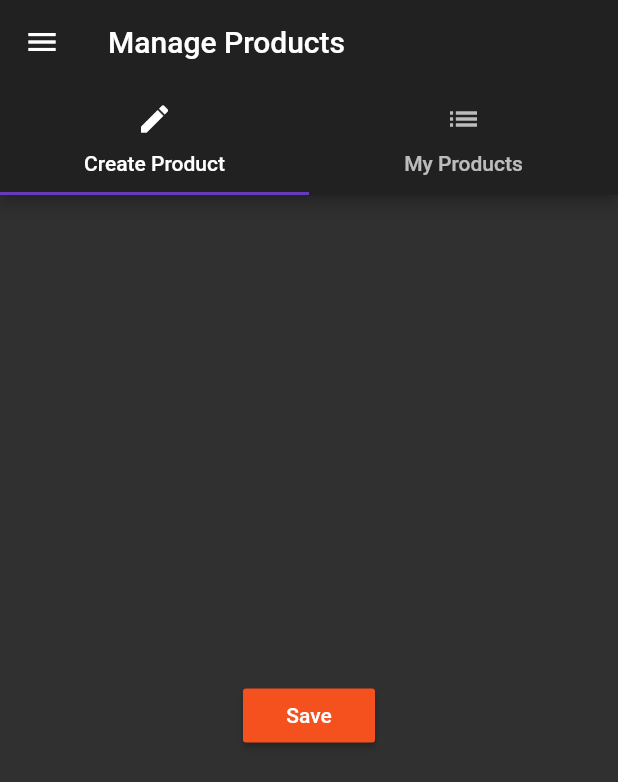
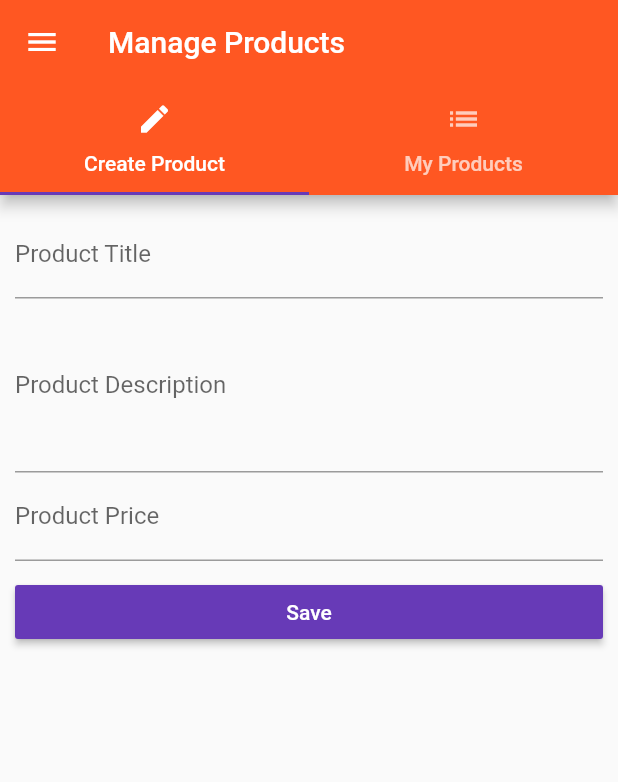
Before and after one commit to andersmh/first_flutter_app, a Flutter app: the ProductsAdminPage screen opened by its route, on a phone screen of 412 x 824 dp. Shown: the top 782 px of the screen. Run offline on Flutter 3.47's test engine with Material 2 defaults, Android fonts, the phone set to English and light mode, and no system bars.

Commit message:
User input and some other stuff

```diff
--- a/lib/pages/product_create.dart
+++ b/lib/pages/product_create.dart
@@ -1,20 +1,73 @@
 import 'package:flutter/material.dart';
 
-class ProductCreatePage extends StatelessWidget {
+class ProductCreatePage extends StatefulWidget {
+  final Function addProduct;
+
+  ProductCreatePage(this.addProduct);
+
+  @override
+  State<StatefulWidget> createState() {
+    return _ProductCreatePageState();
+  }
+}
+
+class _ProductCreatePageState extends State<ProductCreatePage> {
+  String titleValue;
+  String descriptionValue;
+  double priceValue;
+
   @override
   Widget build(BuildContext context) {
-    return Center(
-        child: RaisedButton(
-      child: Text('Save'),
-      onPressed: () {
-        showModalBottomSheet(
-            context: context,
-            builder: (BuildContext context) {
-              return Center(
-                child: Text('This is a Modal!'),
-              );
-            });
-      },
-    ));
+    return Container(
+      margin: EdgeInsets.all(10.0),
+      child: ListView(
+        children: <Widget>[
+          TextField(
+            decoration: InputDecoration(labelText: 'Product Title'),
+            onChanged: (String value) {
+              setState(() {
+                titleValue = value;
+              });
+            },
+          ),
+          TextField(
+            maxLines: 4,
+            decoration: InputDecoration(labelText: 'Product Description'),
+            onChanged: (String value) {
+              setState(() {
+                descriptionValue = value;
+              });
+            },
+          ),
+          TextField(
+            keyboardType: TextInputType.number,
+            decoration: InputDecoration(labelText: 'Product Price'),
+            onChanged: (String value) {
+              setState(() {
+                priceValue = double.parse(value);
+              });
+            },
+          ),
+          SizedBox(
+            height: 10.0,
+          ),
+          RaisedButton(
+            child: Text('Save'),
+            color: Theme.of(context).accentColor,
+            textColor: Colors.white,
+            onPressed: () {
+              final Map<String, dynamic> product = {
+                'title': titleValue,
+                'description': descriptionValue,
+                'price': priceValue,
+                'image': 'assets/12.jpg'
+              };
+              widget.addProduct(product);
+              Navigator.pushReplacementNamed(context, '/');
+            },
+          )
+        ],
+      ),
+    );
   }
 }
--- a/lib/pages/product_list.dart
+++ b/lib/pages/product_list.dart
@@ -3,6 +3,8 @@ import 'package:flutter/material.dart';
 class ProductListPage extends StatelessWidget {
   @override
   Widget build(BuildContext context) {
-    return Center(child: Text('All Products'));
+    return Center(
+      child: Text('All Products'),
+    );
   }
 }
--- a/lib/pages/products_admin.dart
+++ b/lib/pages/products_admin.dart
@@ -1,9 +1,14 @@
 import 'package:flutter/material.dart';
-import './products.dart';
+
 import './product_create.dart';
 import './product_list.dart';
 
 class ProductsAdminPage extends StatelessWidget {
+  final Function addProduct;
+  final Function deleteProduct;
+
+  ProductsAdminPage(this.addProduct, this.deleteProduct);
+
   @override
   Widget build(BuildContext context) {
     return DefaultTabController(
@@ -41,8 +46,9 @@ class ProductsAdminPage extends StatelessWidget {
           ),
         ),
         body: TabBarView(
-            children: <Widget>[ProductCreatePage(), ProductListPage()],
-          )),
+          children: <Widget>[ProductCreatePage(addProduct), ProductListPage()],
+        ),
+      ),
     );
   }
 }
```
Also changed, not shown: lib/main.dart (+15 -13 lines), lib/pages/auth.dart (+8 -6 lines), lib/pages/product.dart (+11 -9 lines), lib/pages/products.dart (+4 -6 lines), lib/product_control.dart (deleted, +0 -18 lines), lib/product_manager.dart (+3 -12 lines), lib/products.dart (+6 -12 lines), 5 other files. Lines whose indentation alone changed are shown as unchanged.
